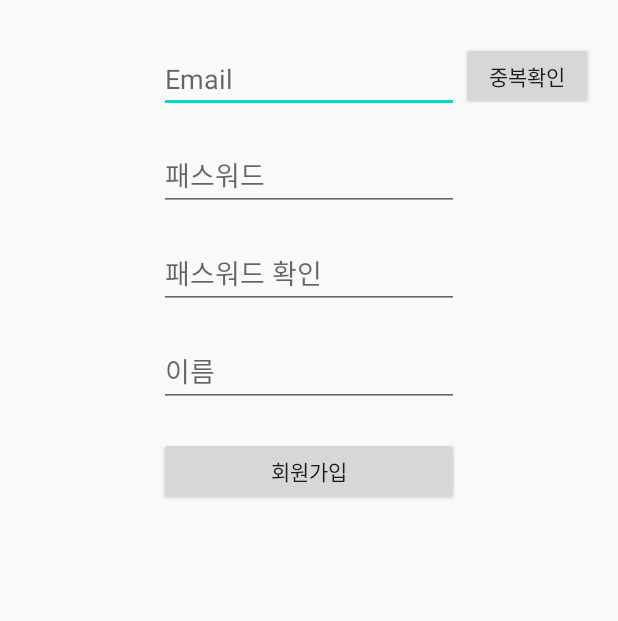
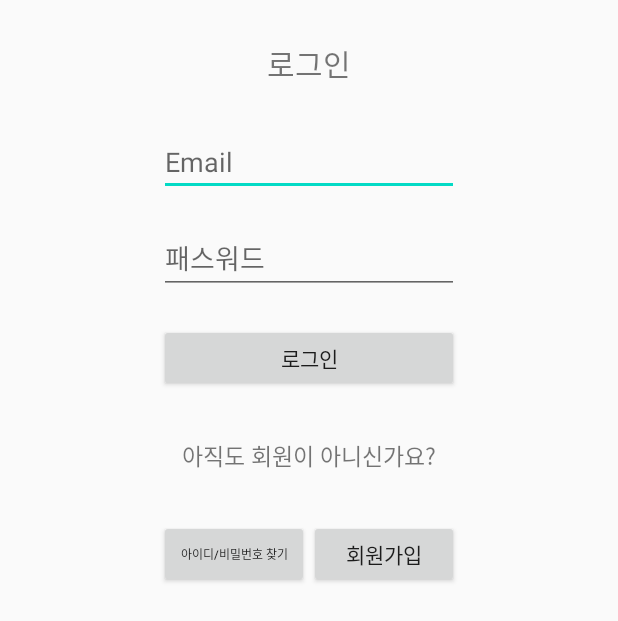
Before and after one commit to dldbdud314/2020-ss-software-contest, an Android app: the screen it shows after launch (SignUpActivity before the commit, SignInActivity after it), on a phone screen of 412 x 824 dp. Shown: the top 621 px of the screen. Run offline under Robolectric (Android 15) with nearby library versions, the phone set to English and light mode, and no system bars.

Commit message:
로그인/회원가입 틀 완료, 디자인 아직

```diff
--- a/capstone/app/src/main/AndroidManifest.xml
+++ b/capstone/app/src/main/AndroidManifest.xml
@@ -26,6 +26,7 @@
         <activity android:name=".ListActivity"/>
         <activity android:name=".StoreInfoActivity"/>
         <activity android:name=".SignUpActivity"/>
+        <activity android:name=".SignInActivity"/>
     </application>
 
 </manifest>
--- /dev/null
+++ b/capstone/app/src/main/java/com/example/capstone/SignInActivity.java
@@ -0,0 +1,39 @@
+package com.example.capstone;
+
+import android.content.Intent;
+import android.os.Bundle;
+import android.view.View;
+import android.widget.Button;
+import android.widget.EditText;
+
+import androidx.annotation.Nullable;
+import androidx.appcompat.app.AppCompatActivity;
+
+public class SignInActivity extends AppCompatActivity {
+    EditText et_id, et_pass;
+    String sId, sPw;
+    @Override
+    protected void onCreate(@Nullable Bundle savedInstanceState) {
+        super.onCreate(savedInstanceState);
+        setContentView(R.layout.signin_page);
+
+        Intent intent = getIntent();
+
+        et_id = (EditText) findViewById(R.id.et_id);
+        et_pass = (EditText) findViewById(R.id.et_pass);
+
+        Button btn_moveSignUp = (Button) findViewById(R.id.btn_moveSignUp);
+        btn_moveSignUp.setOnClickListener(new View.OnClickListener() {
+            @Override
+            public void onClick(View v) {
+                Intent intent = new Intent(getApplicationContext(), SignUpActivity.class);
+                intent.addFlags(Intent.FLAG_ACTIVITY_NO_ANIMATION);
+                startActivity(intent);
+            }
+        });
+    }
+    public void btn_signIn(View view){
+        sId = et_id.getText().toString();
+        sPw = et_pass.getText().toString();
+    }
+}
--- a/capstone/app/src/main/java/com/example/capstone/SplashActivity.java
+++ b/capstone/app/src/main/java/com/example/capstone/SplashActivity.java
@@ -20,7 +20,7 @@ public class SplashActivity extends Activity {
 
     private class splashHandler implements Runnable{
         public void run(){
-            Intent itn = new Intent(getApplication(), SignUpActivity.class);
+            Intent itn = new Intent(getApplication(), SignInActivity.class);
             itn.addFlags(Intent.FLAG_ACTIVITY_NO_ANIMATION);
             startActivity(itn);
             finish(); // 로딩페이지 Activity stack에서 제거
--- /dev/null
+++ b/capstone/app/src/main/res/layout/signin_page.xml
@@ -0,0 +1,95 @@
+<?xml version="1.0" encoding="utf-8"?>
+<androidx.constraintlayout.widget.ConstraintLayout xmlns:android="http://schemas.android.com/apk/res/android"
+    android:layout_width="match_parent"
+    android:layout_height="match_parent"
+    xmlns:tools="http://schemas.android.com/tools"
+    xmlns:app="http://schemas.android.com/apk/res-auto"
+    tools:context=".SignUpActivity">
+    <TextView
+        android:id="@+id/tv_basic"
+        android:layout_width="200dp"
+        android:layout_height="45dp"
+        android:layout_marginTop="20dp"
+        android:gravity="center"
+        android:ems="10"
+        android:text="로그인"
+        android:textSize="20dp"
+        app:layout_constraintEnd_toEndOf="parent"
+        app:layout_constraintStart_toStartOf="parent"
+        app:layout_constraintTop_toTopOf="parent"/>
+
+    <EditText
+        android:id="@+id/et_id"
+        android:layout_width="200dp"
+        android:layout_height="45dp"
+        android:layout_marginTop="20dp"
+        android:ems="10"
+        android:hint="Email"
+        android:inputType="textPersonName"
+        app:layout_constraintEnd_toEndOf="@+id/tv_basic"
+        app:layout_constraintStart_toStartOf="@+id/tv_basic"
+        app:layout_constraintTop_toBottomOf="@+id/tv_basic" />
+
+    <EditText
+        android:id="@+id/et_pass"
+        android:layout_width="200dp"
+        android:layout_height="45dp"
+        android:layout_marginTop="20dp"
+        android:ems="10"
+        android:hint="패스워드"
+        android:inputType="textPersonName"
+        app:layout_constraintEnd_toEndOf="@+id/et_id"
+        app:layout_constraintStart_toStartOf="@+id/et_id"
+        app:layout_constraintTop_toBottomOf="@+id/et_id" />
+
+    <Button
+        android:id="@+id/btn_signIn"
+        android:layout_width="200dp"
+        android:layout_height="45dp"
+        android:layout_marginTop="20dp"
+        android:text="로그인"
+        android:clickable="true"
+        android:onClick="btn_signIn"
+        app:layout_constraintEnd_toEndOf="@+id/et_pass"
+        app:layout_constraintStart_toStartOf="@+id/et_pass"
+        app:layout_constraintTop_toBottomOf="@+id/et_pass"
+        tools:ignore="OnClick" />
+
+    <TextView
+        android:id="@+id/tv_moveSignUp"
+        android:layout_width="200dp"
+        android:layout_height="45dp"
+        android:layout_marginTop="20dp"
+        android:gravity="center"
+        android:ems="10"
+        android:text="아직도 회원이 아니신가요?"
+        android:textSize="15dp"
+        app:layout_constraintEnd_toEndOf="@+id/btn_signIn"
+        app:layout_constraintStart_toStartOf="@+id/btn_signIn"
+        app:layout_constraintTop_toBottomOf="@+id/btn_signIn"/>
+
+    <Button
+        android:id="@+id/btn_moveSignUp"
+        android:layout_width="100dp"
+        android:layout_height="45dp"
+        android:layout_marginTop="20dp"
+        android:text="회원가입"
+        android:clickable="true"
+        android:onClick="btn_signIn"
+        app:layout_constraintEnd_toEndOf="@+id/tv_moveSignUp"
+        app:layout_constraintTop_toBottomOf="@+id/tv_moveSignUp"
+        tools:ignore="OnClick" />
+
+    <Button
+        android:id="@+id/btn_find"
+        android:layout_width="100dp"
+        android:layout_height="45dp"
+        android:layout_marginTop="20dp"
+        android:text="아이디/비밀번호 찾기"
+        android:textSize="8dp"
+        android:clickable="true"
+        android:onClick="btn_signIn"
+        app:layout_constraintStart_toStartOf="@+id/tv_moveSignUp"
+        app:layout_constraintTop_toBottomOf="@+id/tv_moveSignUp"
+        tools:ignore="OnClick" />
+</androidx.constraintlayout.widget.ConstraintLayout>
```
Also changed, not shown: capstone/app/src/main/res/layout/signup_page.xml (+68 -22 lines).
